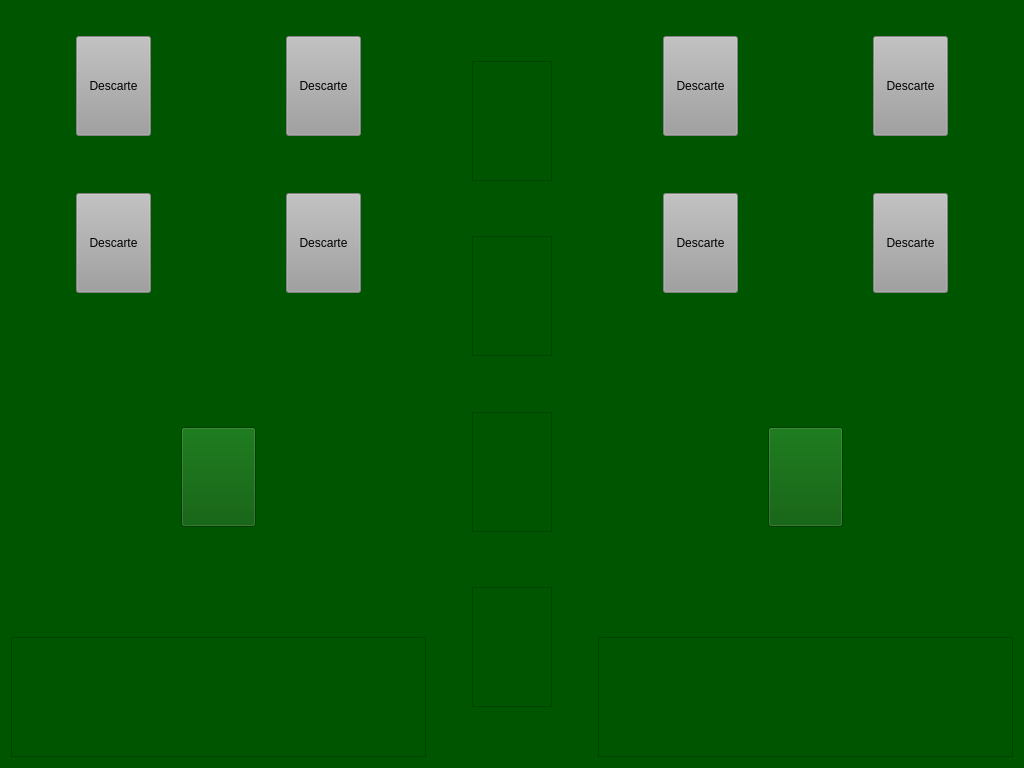
This is MARDA/pantallajuego.ui in AndreyMena/SpiteAndMalice as Qt 5 draws it before an edit. The edited form follows.
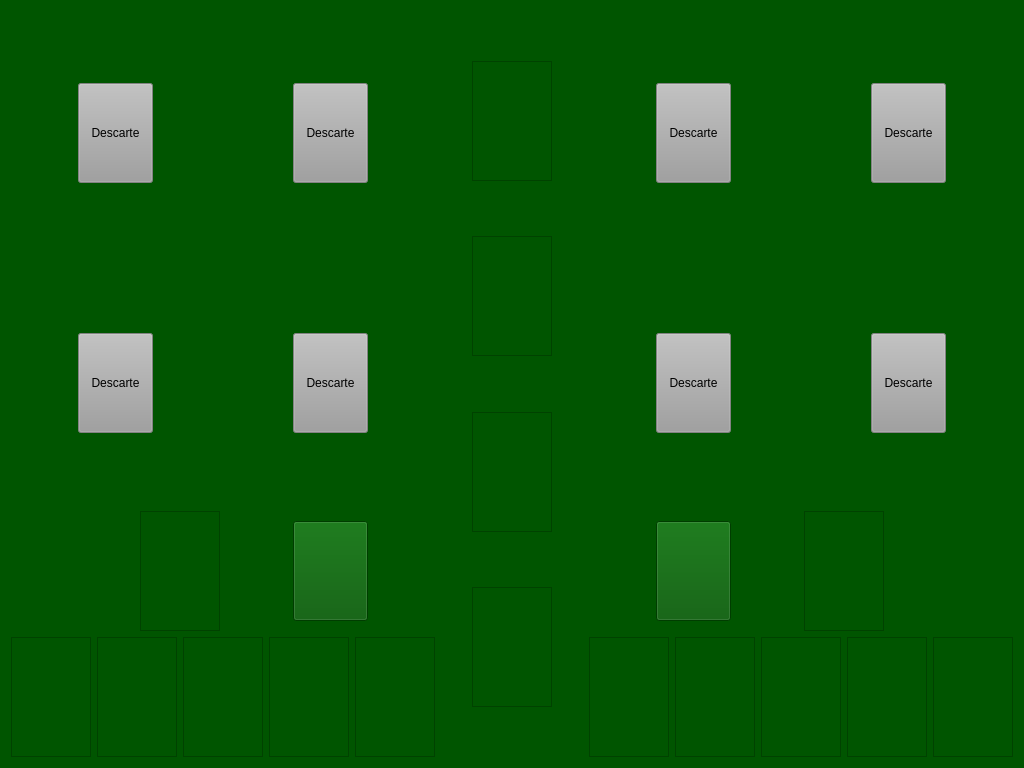
This is the edited form. Icons and pictures are not drawn.

Commit message: Cambios visuales en manos.

Diff of the .ui file:
```diff
--- a/MARDA/pantallajuego.ui
+++ b/MARDA/pantallajuego.ui
@@ -159,7 +159,17 @@
         </layout>
        </item>
        <item>
-        <layout class="QVBoxLayout" name="verticalLayout_6">
+        <layout class="QHBoxLayout" name="horizontalLayout_3">
+         <item alignment="Qt::AlignRight">
+          <widget class="QListWidget" name="listWidget_15">
+           <property name="maximumSize">
+            <size>
+             <width>80</width>
+             <height>120</height>
+            </size>
+           </property>
+          </widget>
+         </item>
          <item alignment="Qt::AlignHCenter|Qt::AlignVCenter">
           <widget class="QPushButton" name="pushButton_12">
            <property name="sizePolicy">
@@ -190,17 +200,47 @@
          </item>
         </layout>
        </item>
-       <item alignment="Qt::AlignHCenter">
-        <widget class="QListWidget" name="listWidget">
-         <property name="minimumSize">
+       <item>
+        <layout class="QHBoxLayout" name="horizontalLayout_5">
+         <item>
+          <widget class="QListWidget" name="manoJugador1_1">
+           <property name="maximumSize">
           <size>
-           <width>415</width>
+             <width>80</width>
            <height>120</height>
           </size>
          </property>
+           <property name="acceptDrops">
+            <bool>true</bool>
+           </property>
+           <property name="verticalScrollBarPolicy">
+            <enum>Qt::ScrollBarAlwaysOff</enum>
+           </property>
+           <property name="horizontalScrollBarPolicy">
+            <enum>Qt::ScrollBarAlwaysOff</enum>
+           </property>
+           <property name="dragEnabled">
+            <bool>true</bool>
+           </property>
+           <property name="dragDropMode">
+            <enum>QAbstractItemView::DragDrop</enum>
+           </property>
+           <property name="defaultDropAction">
+            <enum>Qt::MoveAction</enum>
+           </property>
+           <property name="iconSize">
+            <size>
+             <width>75</width>
+             <height>100</height>
+            </size>
+           </property>
+          </widget>
+         </item>
+         <item>
+          <widget class="QListWidget" name="manoJugador1_2">
          <property name="maximumSize">
           <size>
-           <width>415</width>
+             <width>80</width>
            <height>120</height>
           </size>
          </property>
@@ -225,13 +265,111 @@
            <height>100</height>
           </size>
          </property>
-         <property name="spacing">
-          <number>10</number>
-         </property>
-         <property name="viewMode">
-          <enum>QListView::IconMode</enum>
-         </property>
-        </widget>
+          </widget>
+         </item>
+         <item>
+          <widget class="QListWidget" name="manoJugador1_3">
+           <property name="maximumSize">
+            <size>
+             <width>80</width>
+             <height>120</height>
+            </size>
+           </property>
+           <property name="acceptDrops">
+            <bool>true</bool>
+           </property>
+           <property name="verticalScrollBarPolicy">
+            <enum>Qt::ScrollBarAlwaysOff</enum>
+           </property>
+           <property name="horizontalScrollBarPolicy">
+            <enum>Qt::ScrollBarAlwaysOff</enum>
+           </property>
+           <property name="dragEnabled">
+            <bool>true</bool>
+           </property>
+           <property name="dragDropMode">
+            <enum>QAbstractItemView::DragDrop</enum>
+           </property>
+           <property name="defaultDropAction">
+            <enum>Qt::MoveAction</enum>
+           </property>
+           <property name="iconSize">
+            <size>
+             <width>75</width>
+             <height>100</height>
+            </size>
+           </property>
+          </widget>
+         </item>
+         <item>
+          <widget class="QListWidget" name="manoJugador1_4">
+           <property name="maximumSize">
+            <size>
+             <width>80</width>
+             <height>120</height>
+            </size>
+           </property>
+           <property name="acceptDrops">
+            <bool>true</bool>
+           </property>
+           <property name="verticalScrollBarPolicy">
+            <enum>Qt::ScrollBarAlwaysOff</enum>
+           </property>
+           <property name="horizontalScrollBarPolicy">
+            <enum>Qt::ScrollBarAlwaysOff</enum>
+           </property>
+           <property name="dragEnabled">
+            <bool>true</bool>
+           </property>
+           <property name="dragDropMode">
+            <enum>QAbstractItemView::DragDrop</enum>
+           </property>
+           <property name="defaultDropAction">
+            <enum>Qt::MoveAction</enum>
+           </property>
+           <property name="iconSize">
+            <size>
+             <width>75</width>
+             <height>100</height>
+            </size>
+           </property>
+          </widget>
+         </item>
+         <item>
+          <widget class="QListWidget" name="manoJugador1_5">
+           <property name="maximumSize">
+            <size>
+             <width>80</width>
+             <height>120</height>
+            </size>
+           </property>
+           <property name="acceptDrops">
+            <bool>true</bool>
+           </property>
+           <property name="verticalScrollBarPolicy">
+            <enum>Qt::ScrollBarAlwaysOff</enum>
+           </property>
+           <property name="horizontalScrollBarPolicy">
+            <enum>Qt::ScrollBarAlwaysOff</enum>
+           </property>
+           <property name="dragEnabled">
+            <bool>true</bool>
+           </property>
+           <property name="dragDropMode">
+            <enum>QAbstractItemView::DragDrop</enum>
+           </property>
+           <property name="defaultDropAction">
+            <enum>Qt::MoveAction</enum>
+           </property>
+           <property name="iconSize">
+            <size>
+             <width>75</width>
+             <height>100</height>
+            </size>
+           </property>
+          </widget>
+         </item>
+        </layout>
        </item>
       </layout>
      </item>
@@ -553,7 +691,7 @@
       </layout>
      </item>
      <item>
-      <layout class="QVBoxLayout" name="verticalLayout_8">
+      <layout class="QHBoxLayout" name="horizontalLayout_4">
        <item alignment="Qt::AlignHCenter|Qt::AlignVCenter">
         <widget class="QPushButton" name="pushButton_13">
          <property name="minimumSize">
@@ -576,19 +714,59 @@
          </property>
         </widget>
        </item>
+       <item alignment="Qt::AlignLeft">
+        <widget class="QListWidget" name="listWidget_16">
+         <property name="maximumSize">
+          <size>
+           <width>80</width>
+           <height>120</height>
+          </size>
+         </property>
+        </widget>
+       </item>
       </layout>
      </item>
      <item>
-      <widget class="QListWidget" name="listWidget_3">
-       <property name="minimumSize">
+      <layout class="QHBoxLayout" name="horizontalLayout_10">
+       <item>
+        <widget class="QListWidget" name="manoJugador2_1">
+         <property name="maximumSize">
         <size>
-         <width>415</width>
+           <width>80</width>
          <height>120</height>
         </size>
        </property>
+         <property name="acceptDrops">
+          <bool>true</bool>
+         </property>
+         <property name="verticalScrollBarPolicy">
+          <enum>Qt::ScrollBarAlwaysOff</enum>
+         </property>
+         <property name="horizontalScrollBarPolicy">
+          <enum>Qt::ScrollBarAlwaysOff</enum>
+         </property>
+         <property name="dragEnabled">
+          <bool>true</bool>
+         </property>
+         <property name="dragDropMode">
+          <enum>QAbstractItemView::DragDrop</enum>
+         </property>
+         <property name="defaultDropAction">
+          <enum>Qt::MoveAction</enum>
+         </property>
+         <property name="iconSize">
+          <size>
+           <width>75</width>
+           <height>100</height>
+          </size>
+         </property>
+        </widget>
+       </item>
+       <item>
+        <widget class="QListWidget" name="manoJugador2_2">
        <property name="maximumSize">
         <size>
-         <width>415</width>
+           <width>80</width>
          <height>120</height>
         </size>
        </property>
@@ -613,16 +791,111 @@
          <height>100</height>
         </size>
        </property>
-       <property name="spacing">
-        <number>10</number>
-       </property>
-       <property name="viewMode">
-        <enum>QListView::IconMode</enum>
-       </property>
-       <property name="selectionRectVisible">
+        </widget>
+       </item>
+       <item>
+        <widget class="QListWidget" name="manoJugador2_3">
+         <property name="maximumSize">
+          <size>
+           <width>80</width>
+           <height>120</height>
+          </size>
+         </property>
+         <property name="acceptDrops">
+          <bool>true</bool>
+         </property>
+         <property name="verticalScrollBarPolicy">
+          <enum>Qt::ScrollBarAlwaysOff</enum>
+         </property>
+         <property name="horizontalScrollBarPolicy">
+          <enum>Qt::ScrollBarAlwaysOff</enum>
+         </property>
+         <property name="dragEnabled">
         <bool>true</bool>
        </property>
-      </widget>
+         <property name="dragDropMode">
+          <enum>QAbstractItemView::DragDrop</enum>
+         </property>
+         <property name="defaultDropAction">
+          <enum>Qt::MoveAction</enum>
+         </property>
+         <property name="iconSize">
+          <size>
+           <width>75</width>
+           <height>100</height>
+          </size>
+         </property>
+        </widget>
+       </item>
+       <item>
+        <widget class="QListWidget" name="manoJugador2_4">
+         <property name="maximumSize">
+          <size>
+           <width>80</width>
+           <height>120</height>
+          </size>
+         </property>
+         <property name="acceptDrops">
+          <bool>true</bool>
+         </property>
+         <property name="verticalScrollBarPolicy">
+          <enum>Qt::ScrollBarAlwaysOff</enum>
+         </property>
+         <property name="horizontalScrollBarPolicy">
+          <enum>Qt::ScrollBarAlwaysOff</enum>
+         </property>
+         <property name="dragEnabled">
+          <bool>true</bool>
+         </property>
+         <property name="dragDropMode">
+          <enum>QAbstractItemView::DragDrop</enum>
+         </property>
+         <property name="defaultDropAction">
+          <enum>Qt::MoveAction</enum>
+         </property>
+         <property name="iconSize">
+          <size>
+           <width>75</width>
+           <height>100</height>
+          </size>
+         </property>
+        </widget>
+       </item>
+       <item>
+        <widget class="QListWidget" name="manoJugador2_5">
+         <property name="maximumSize">
+          <size>
+           <width>80</width>
+           <height>120</height>
+          </size>
+         </property>
+         <property name="acceptDrops">
+          <bool>true</bool>
+         </property>
+         <property name="verticalScrollBarPolicy">
+          <enum>Qt::ScrollBarAlwaysOff</enum>
+         </property>
+         <property name="horizontalScrollBarPolicy">
+          <enum>Qt::ScrollBarAlwaysOff</enum>
+         </property>
+         <property name="dragEnabled">
+          <bool>true</bool>
+         </property>
+         <property name="dragDropMode">
+          <enum>QAbstractItemView::DragDrop</enum>
+         </property>
+         <property name="defaultDropAction">
+          <enum>Qt::MoveAction</enum>
+         </property>
+         <property name="iconSize">
+          <size>
+           <width>75</width>
+           <height>100</height>
+          </size>
+         </property>
+        </widget>
+       </item>
+      </layout>
      </item>
     </layout>
    </item>
```
Left out of the diff: 17 changed lines with no effect on the pictures. Lines whose indentation alone changed are shown as unchanged. The commit also changes 2 other files.
